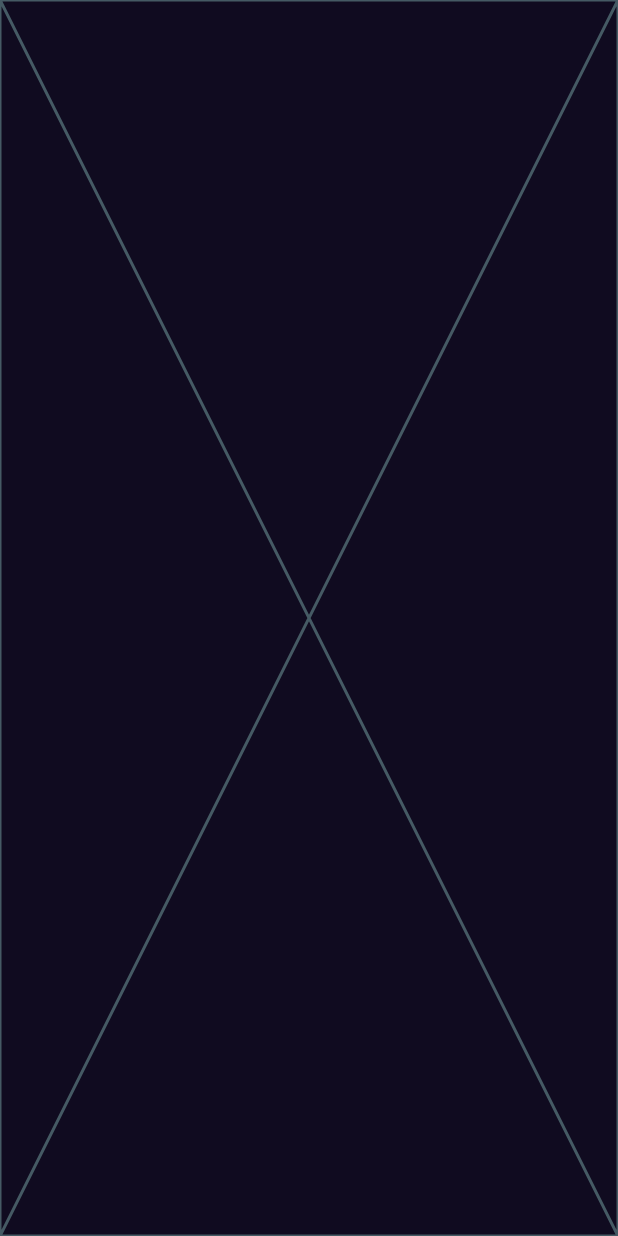
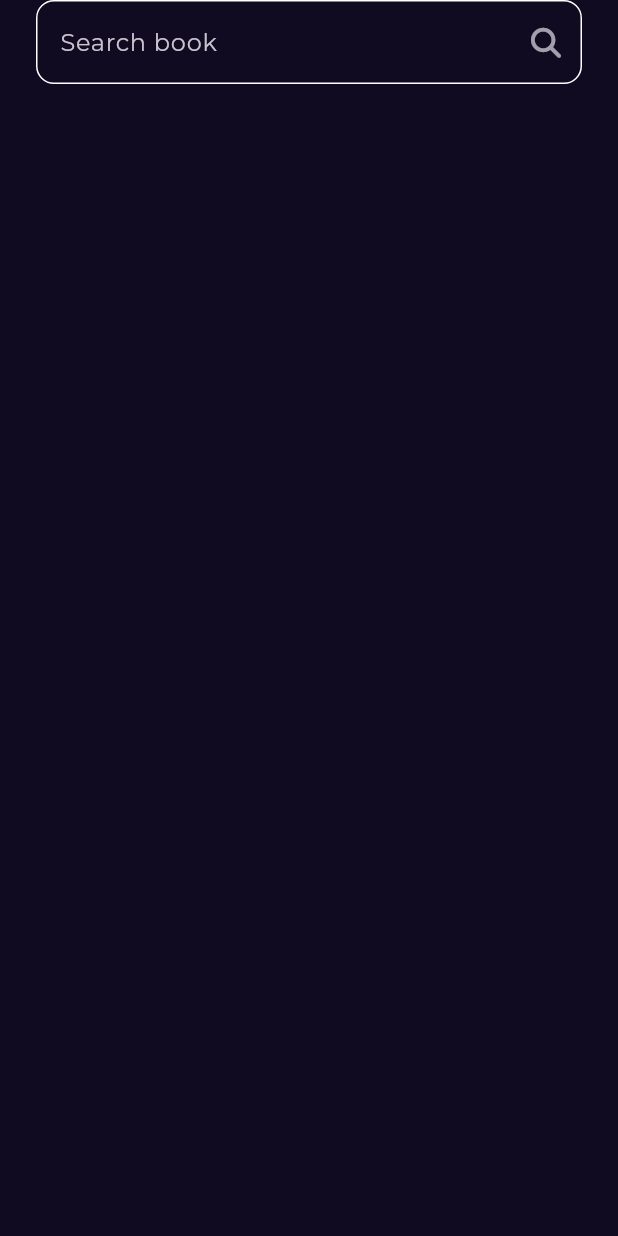
Before and after one commit to HazimNabil/bookly_app, a Flutter app: the SearchView screen opened by its route, on a phone screen of 412 x 824 dp. Run offline on Flutter 3.47's test engine with Material 3 defaults, Android fonts, the phone set to English and light mode, and no system bars; our stand-ins replace font_awesome_flutter, go_router, google_fonts.

Commit message:
Add search field to search view

```diff
--- /dev/null
+++ b/lib/features/search/presentation/views/widgets/search_field.dart
@@ -0,0 +1,34 @@
+import 'package:flutter/material.dart';
+import 'package:font_awesome_flutter/font_awesome_flutter.dart';
+
+class SearchField extends StatelessWidget {
+  const SearchField({super.key});
+
+  @override
+  Widget build(BuildContext context) {
+    return TextField(
+      decoration: InputDecoration(
+        hintText: 'Search book',
+        suffixIcon: IconButton(
+          onPressed: () {},
+          icon: const Opacity(
+            opacity: 0.8,
+            child: Icon(
+              FontAwesomeIcons.magnifyingGlass,
+              size: 20,
+            ),
+          ),
+        ),
+        enabledBorder: buildOutlineBorder(),
+        focusedBorder: buildOutlineBorder(),
+      ),
+    );
+  }
+
+  OutlineInputBorder buildOutlineBorder() {
+    return OutlineInputBorder(
+      borderRadius: BorderRadius.circular(12),
+      borderSide: const BorderSide(color: Colors.white),
+    );
+  }
+}
--- a/lib/features/search/presentation/views/widgets/search_view_body.dart
+++ b/lib/features/search/presentation/views/widgets/search_view_body.dart
@@ -1,3 +1,4 @@
+import 'package:bookly_app/features/search/presentation/views/widgets/search_field.dart';
 import 'package:flutter/material.dart';
 
 class SearchViewBody extends StatelessWidget {
@@ -5,6 +6,13 @@ class SearchViewBody extends StatelessWidget {
 
   @override
   Widget build(BuildContext context) {
-    return const Placeholder();
+    return const Padding(
+      padding: EdgeInsets.symmetric(horizontal: 24.0),
+      child: Column(
+        children: [
+          SearchField(),
+        ],
+      ),
+    );
   }
 }
```
